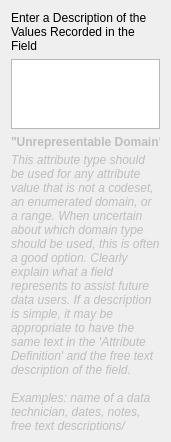
This is pymdwizard/gui/ui_files/udom.ui in DOI-USGS/fort-pymdwizard as Qt 5 draws it before an edit. The edited form follows.
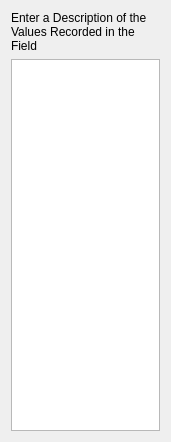
This is the edited form.

What changed in the file:
```diff
--- a/pymdwizard/gui/ui_files/udom.ui
+++ b/pymdwizard/gui/ui_files/udom.ui
@@ -37,61 +37,12 @@
     </widget>
    </item>
    <item>
-    <widget class="QTextBrowser" name="fgdc_udom">
+    <widget class="QPlainTextEdit" name="fgdc_udom">
      <property name="sizePolicy">
       <sizepolicy hsizetype="Ignored" vsizetype="Expanding">
        <horstretch>0</horstretch>
        <verstretch>0</verstretch>
       </sizepolicy>
-     </property>
-     <property name="readOnly">
-      <bool>false</bool>
-     </property>
-    </widget>
-   </item>
-   <item>
-    <widget class="QLabel" name="label_2">
-     <property name="enabled">
-      <bool>false</bool>
-     </property>
-     <property name="sizePolicy">
-      <sizepolicy hsizetype="Ignored" vsizetype="Preferred">
-       <horstretch>0</horstretch>
-       <verstretch>0</verstretch>
-      </sizepolicy>
-     </property>
-     <property name="styleSheet">
-      <string notr="true">font: bold;</string>
-     </property>
-     <property name="text">
-      <string>&quot;Unrepresentable Domain&quot;</string>
-     </property>
-    </widget>
-   </item>
-   <item>
-    <widget class="QLabel" name="label_3">
-     <property name="enabled">
-      <bool>false</bool>
-     </property>
-     <property name="sizePolicy">
-      <sizepolicy hsizetype="Ignored" vsizetype="Ignored">
-       <horstretch>0</horstretch>
-       <verstretch>0</verstretch>
-      </sizepolicy>
-     </property>
-     <property name="styleSheet">
-      <string notr="true">font: italic;</string>
-     </property>
-     <property name="text">
-      <string>This attribute type should be used for any attribute value that is not a codeset, an enumerated domain, or a range. When uncertain about which domain type should be used, this is often a good option. Clearly explain what a field represents to assist future data users. If a description is simple, it may be appropriate to have the same text in the 'Attribute Definition' and the free text description of the field. 
-
-Examples: name of a data technician, dates, notes, free text descriptions/entries, etc.</string>
-     </property>
-     <property name="scaledContents">
-      <bool>true</bool>
-     </property>
-     <property name="wordWrap">
-      <bool>true</bool>
      </property>
     </widget>
    </item>
```
